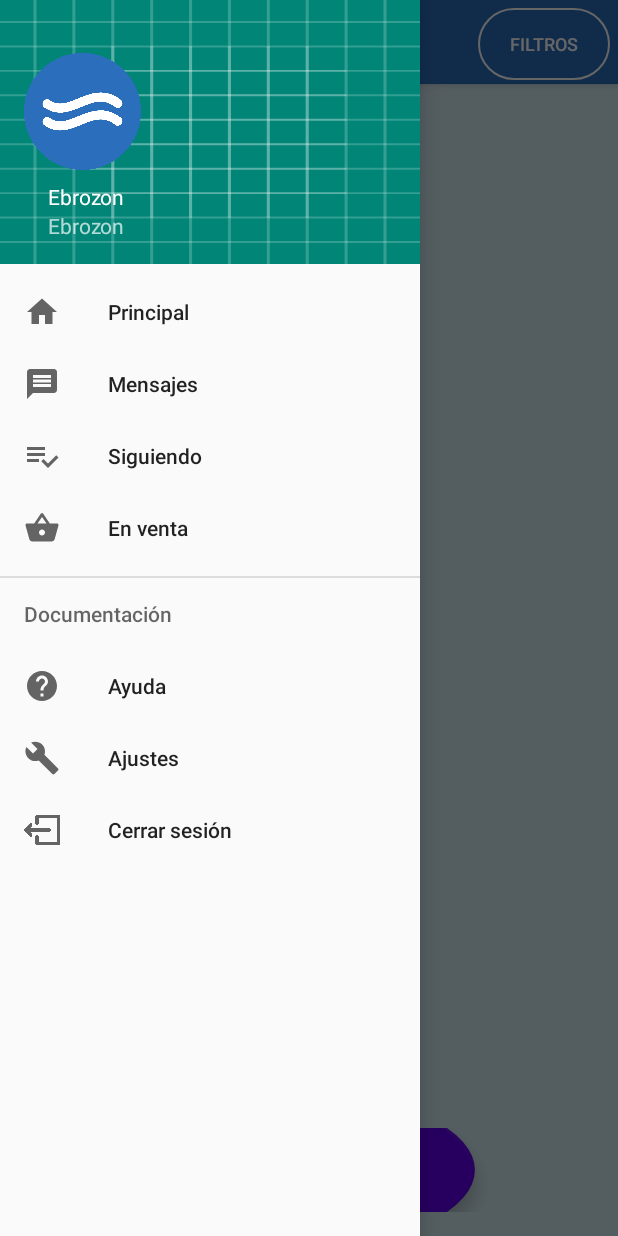
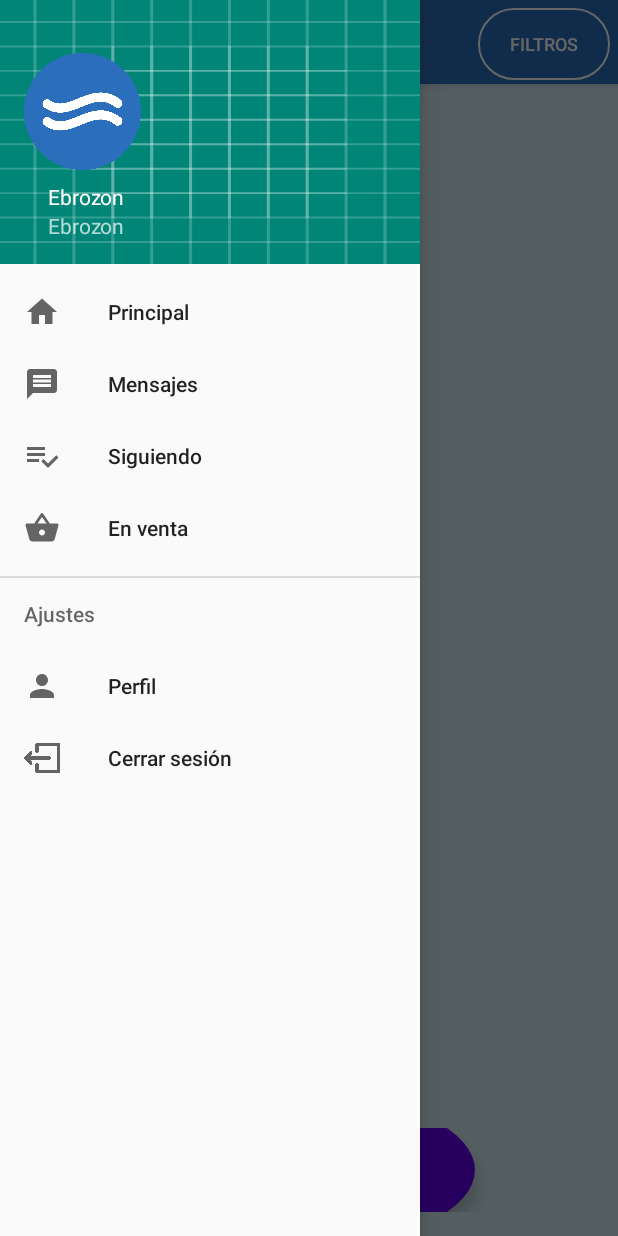
Before and after one commit to sisques/Android, an Android app: the PantallaPrincipal screen opened directly, with no data from a screen before it, with the side drawer open, on a phone screen of 412 x 824 dp. Run offline under Robolectric (Android 15) with nearby library versions, the light colour scheme and no system bars; our stand-ins replace Volley; network calls fail.

Commit message:
Editados elementos del menú

```diff
--- a/app/src/main/java/es/unizar/eina/ebrozon/PantallaPrincipal.java
+++ b/app/src/main/java/es/unizar/eina/ebrozon/PantallaPrincipal.java
@@ -2,12 +2,9 @@ package es.unizar.eina.ebrozon;
 
 import android.content.Context;
 import android.content.Intent;
-import android.graphics.Bitmap;
 import android.graphics.BitmapFactory;
 import android.os.Bundle;
 import android.support.design.widget.FloatingActionButton;
-
-import android.util.Base64;
 
 import android.support.v4.widget.SwipeRefreshLayout;
 import android.util.Log;
@@ -318,20 +315,23 @@ public class PantallaPrincipal extends AppCompatActivity
             botonFiltros.setClickable(true);
             misProductos = false;
             resetPantalla();
-        } else if (id == R.id.nav_ajustes) {
+        }
+        else if (id == R.id.nav_perfil) {
             startActivity(new Intent(PantallaPrincipal.this, perfil_usuario.class));
-        } else if (id == R.id.nav_ayuda) {
-
-        } else if (id == R.id.nav_en_venta) {
+        }
+        else if (id == R.id.nav_en_venta) {
             botonFiltros.setVisibility(View.INVISIBLE);
             botonFiltros.setClickable(false);
             misProductos = true;
             resetPantalla();
-        } else if (id == R.id.nav_siguiendo) {
+        }
+        else if (id == R.id.nav_siguiendo) {
 
-        } else if (id == R.id.nav_mensajes) {
+        }
+        else if (id == R.id.nav_mensajes) {
 
-        }else if (id == R.id.nav_cerrar_sesion) {
+        }
+        else if (id == R.id.nav_cerrar_sesion) {
             logout();
         }
 
--- a/app/src/main/res/drawable/ic_menu_ajustes.xml
+++ /dev/null
@@ -1,9 +0,0 @@
-<vector xmlns:android="http://schemas.android.com/apk/res/android"
-    android:width="24dp"
-    android:height="24dp"
-    android:viewportWidth="24.0"
-    android:viewportHeight="24.0">
-    <path
-        android:fillColor="#FF000000"
-        android:pathData="M22.7,19l-9.1,-9.1c0.9,-2.3 0.4,-5 -1.5,-6.9 -2,-2 -5,-2.4 -7.4,-1.3L9,6 6,9 1.6,4.7C0.4,7.1 0.9,10.1 2.9,12.1c1.9,1.9 4.6,2.4 6.9,1.5l9.1,9.1c0.4,0.4 1,0.4 1.4,0l2.3,-2.3c0.5,-0.4 0.5,-1.1 0.1,-1.4z" />
-</vector>
--- a/app/src/main/res/drawable/ic_menu_ayuda.xml
+++ /dev/null
@@ -1,5 +0,0 @@
-<vector android:height="24dp" android:tint="#FFFFFF"
-    android:viewportHeight="24.0" android:viewportWidth="24.0"
-    android:width="24dp" xmlns:android="http://schemas.android.com/apk/res/android">
-    <path android:fillColor="#FF000000" android:pathData="M12,2C6.48,2 2,6.48 2,12s4.48,10 10,10 10,-4.48 10,-10S17.52,2 12,2zM13,19h-2v-2h2v2zM15.07,11.25l-0.9,0.92C13.45,12.9 13,13.5 13,15h-2v-0.5c0,-1.1 0.45,-2.1 1.17,-2.83l1.24,-1.26c0.37,-0.36 0.59,-0.86 0.59,-1.41 0,-1.1 -0.9,-2 -2,-2s-2,0.9 -2,2L8,9c0,-2.21 1.79,-4 4,-4s4,1.79 4,4c0,0.88 -0.36,1.68 -0.93,2.25z"/>
-</vector>
--- /dev/null
+++ b/app/src/main/res/drawable/ic_menu_perfil.xml
@@ -0,0 +1,5 @@
+<vector android:height="24dp" android:tint="#FFFFFF"
+    android:viewportHeight="24.0" android:viewportWidth="24.0"
+    android:width="24dp" xmlns:android="http://schemas.android.com/apk/res/android">
+    <path android:fillColor="#FF000000" android:pathData="M12,12c2.21,0 4,-1.79 4,-4s-1.79,-4 -4,-4 -4,1.79 -4,4 1.79,4 4,4zM12,14c-2.67,0 -8,1.34 -8,4v2h16v-2c0,-2.66 -5.33,-4 -8,-4z"/>
+</vector>
--- a/app/src/main/res/menu/activity_pantalla_principal_drawer.xml
+++ b/app/src/main/res/menu/activity_pantalla_principal_drawer.xml
@@ -22,16 +22,12 @@
             android:title="@string/En_venta" />
     </group>
 
-    <item android:title="@string/Documentacion">
+    <item android:title="@string/Ajustes">
         <menu>
             <item
-                android:id="@+id/nav_ayuda"
-                android:icon="@drawable/ic_menu_ayuda"
-                android:title="@string/Ayuda" />
-            <item
-                android:id="@+id/nav_ajustes"
-                android:icon="@drawable/ic_menu_ajustes"
-                android:title="@string/Ajustes" />
+                android:id="@+id/nav_perfil"
+                android:icon="@drawable/ic_menu_perfil"
+                android:title="@string/Perfil" />
             <item
                 android:id="@+id/nav_cerrar_sesion"
                 android:icon="@drawable/logout"
--- a/app/src/main/res/values/strings.xml
+++ b/app/src/main/res/values/strings.xml
@@ -125,8 +125,7 @@
     <string name="Mensajes">Mensajes</string>
     <string name="Siguiendo">Siguiendo</string>
     <string name="En_venta">En venta</string>
-    <string name="Documentacion">Documentación</string>
-    <string name="Ayuda">Ayuda</string>
+    <string name="Perfil">Perfil</string>
     <string name="Ajustes">Ajustes</string>
     <string name="Cerrar_sesion">Cerrar sesión</string>
     <string name="precio_de_venta_instantanea">Precio de venta instantanea</string>
```
